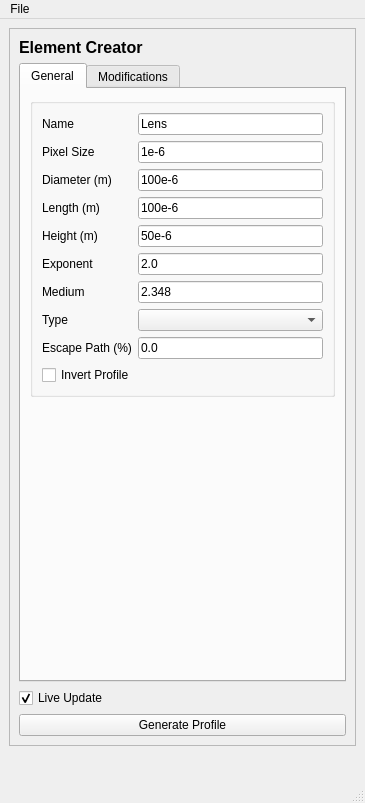
This is juno/ui/qtdesigner_files/ElementCreation.ui in DeMarcoLab/juno as Qt 5 draws it before an edit. The edited form follows.
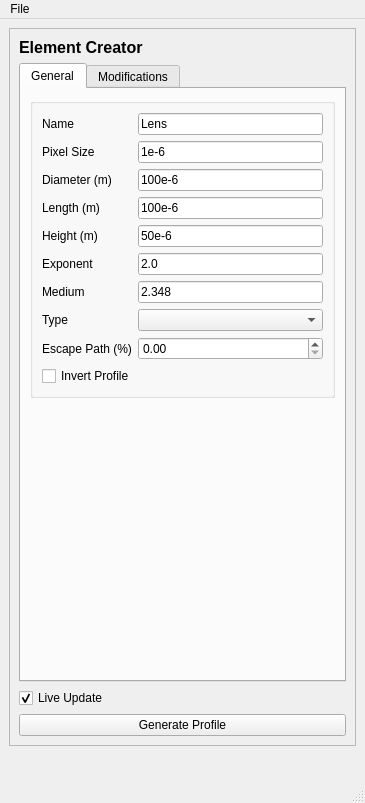
This is the edited form.

Commit message: [BUG] fixes Escape Path/Pixel Size bug #46 changed to spinbox with max limit to prevent confusion

The edit to the form file:
```diff
--- a/juno/ui/qtdesigner_files/ElementCreation.ui
+++ b/juno/ui/qtdesigner_files/ElementCreation.ui
@@ -135,13 +135,6 @@
                 </property>
                </widget>
               </item>
-              <item row="8" column="1">
-               <widget class="QLineEdit" name="lineEdit_escape_path">
-                <property name="text">
-                 <string>0.0</string>
-                </property>
-               </widget>
-              </item>
               <item row="5" column="1">
                <widget class="QLineEdit" name="lineEdit_exponent">
                 <property name="text">
@@ -191,6 +184,16 @@
                 </property>
                </widget>
               </item>
+              <item row="8" column="1">
+               <widget class="QDoubleSpinBox" name="doubleSpinBox_escape_path">
+                <property name="maximum">
+                 <double>2.000000000000000</double>
+                </property>
+                <property name="singleStep">
+                 <double>0.010000000000000</double>
+                </property>
+               </widget>
+              </item>
              </layout>
             </widget>
            </item>
```
Left out of the diff: 1 changed line with no effect on the pictures. The commit also changes 2 other files.
